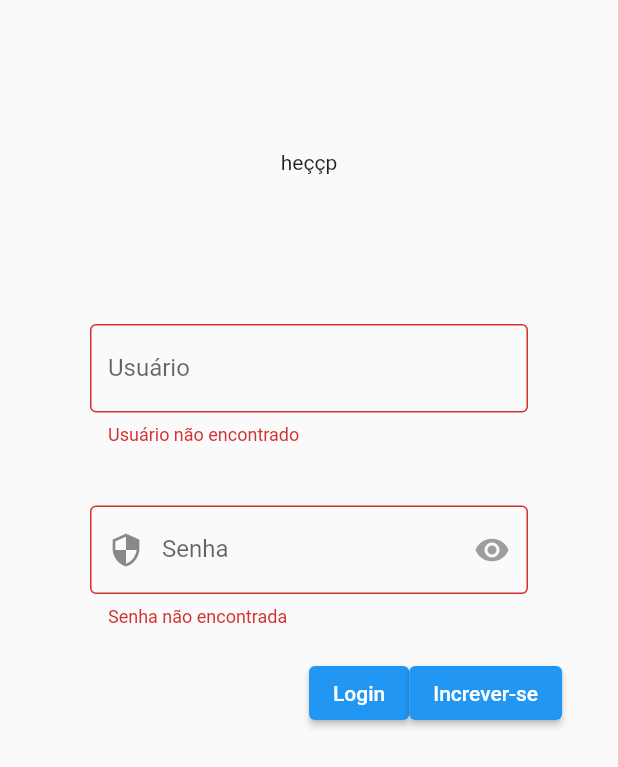
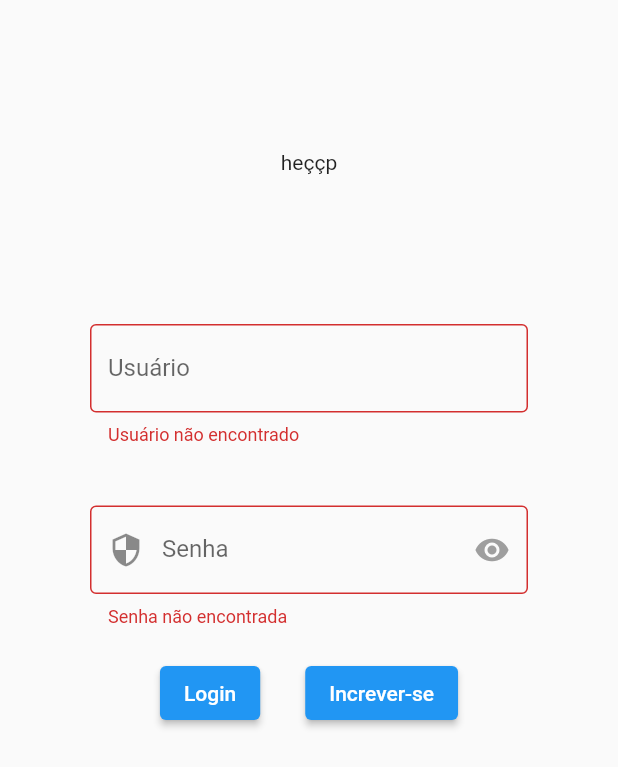
Before and after one commit to arthurbttf/teste_flutter, a Flutter app: the screen it shows after launch, after a tap on "Increver-se", on a phone screen of 412 x 824 dp. Shown: the top 767 px of the screen. Run offline on Flutter 3.47's test engine with Material 2 defaults, Android fonts, the phone set to English and light mode, and no system bars; our stand-ins replace dio, flutter_mobx, flutter_modular, mobx; generated files the repository leaves out were written again.

Commit message:
Centralizar botoes

```diff
--- a/lib/app/modules/home/login_page.dart
+++ b/lib/app/modules/home/login_page.dart
@@ -76,8 +76,8 @@ class _LoginPageState extends State<LoginPage> {
             ),
           ),
           Row(
+            mainAxisAlignment: MainAxisAlignment.center,
             children: [
-              SizedBox(width: (MediaQuery.of(context).size.width / 2)),
               ElevatedButton(
                 onPressed: () {
                   for (int i = 0; i < userBase.length; i++) {
@@ -93,7 +93,7 @@ class _LoginPageState extends State<LoginPage> {
                 },
                 child: const Text('Login'),
               ),
-              //SizedBox(width: 30),
+              const SizedBox(width: 30),
               ElevatedButton(
                 onPressed: () {
                   //print(teste[1].contains('pubdev'));
@@ -115,7 +115,7 @@ class _LoginPageState extends State<LoginPage> {
                       validateUser = validatePasswd = false;
                     });
                     usrRegister.add([usuario, senha]);
-                    print(usrRegister);
+                    //print(usrRegister);
                     usrRegister.clear();
                   }
                 },
```
